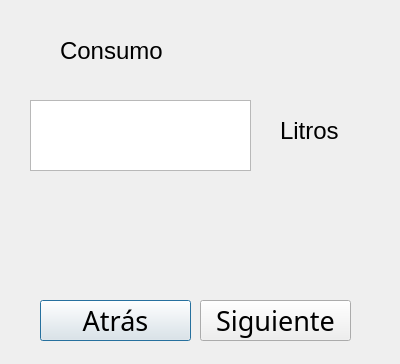
The window that mod.ui (Jhongesell/wastewaterworld) describes before a commit, drawn with Qt 5.
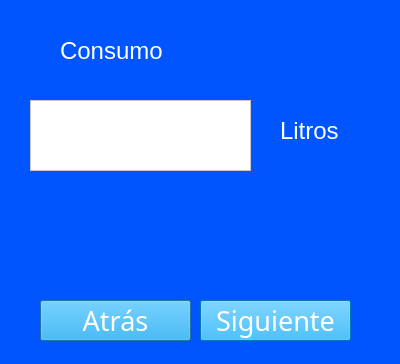
The same window after the commit.

```diff
--- a/mod.ui
+++ b/mod.ui
@@ -13,6 +13,11 @@
   <property name="windowTitle">
    <string>Consumo del Recibo</string>
   </property>
+  <property name="styleSheet">
+   <string notr="true">color: rgb(0, 85, 255);
+background-color: rgb(0, 85, 255);
+color: rgb(255, 255, 255);</string>
+  </property>
   <widget class="QPushButton" name="atras3">
    <property name="geometry">
     <rect>
@@ -28,6 +33,9 @@
      <pointsize>20</pointsize>
     </font>
    </property>
+   <property name="styleSheet">
+    <string notr="true">background-color: rgb(0, 170, 255);</string>
+   </property>
    <property name="text">
     <string>Atrás</string>
    </property>
@@ -50,6 +58,9 @@
    <property name="focusPolicy">
     <enum>Qt::StrongFocus</enum>
    </property>
+   <property name="styleSheet">
+    <string notr="true">background-color: rgb(0, 170, 255);</string>
+   </property>
    <property name="text">
     <string>Siguiente</string>
    </property>
@@ -85,6 +96,9 @@
      <height>71</height>
     </rect>
    </property>
+   <property name="styleSheet">
+    <string notr="true">background-color: rgb(255, 255, 255);</string>
+   </property>
   </widget>
   <widget class="QLabel" name="label_edificios_2">
    <property name="geometry">
```
